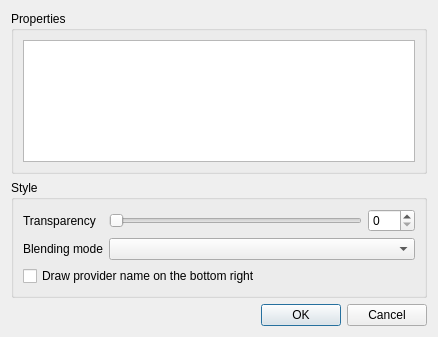
Above: propertiesdialog.ui from minorua/TileLayerPlugin before the change. Below: the same form after it.
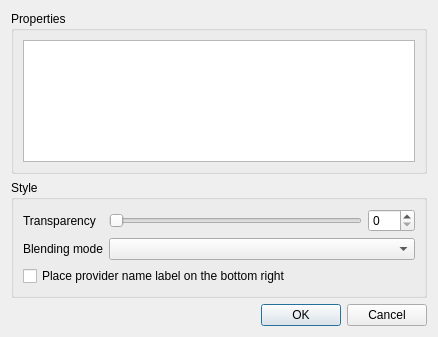
That is the form after the change.

What changed in the file:
```diff
--- a/propertiesdialog.ui
+++ b/propertiesdialog.ui
@@ -86,7 +86,7 @@
         <item>
          <widget class="QCheckBox" name="checkBox_ProviderNameLabelVisibility">
           <property name="text">
-           <string>Draw provider name on the bottom right</string>
+           <string>Place provider name label on the bottom right</string>
           </property>
          </widget>
         </item>
```
